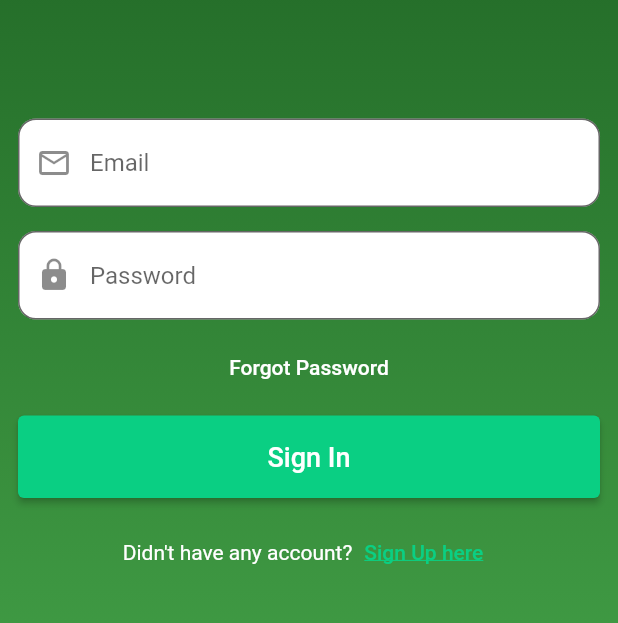
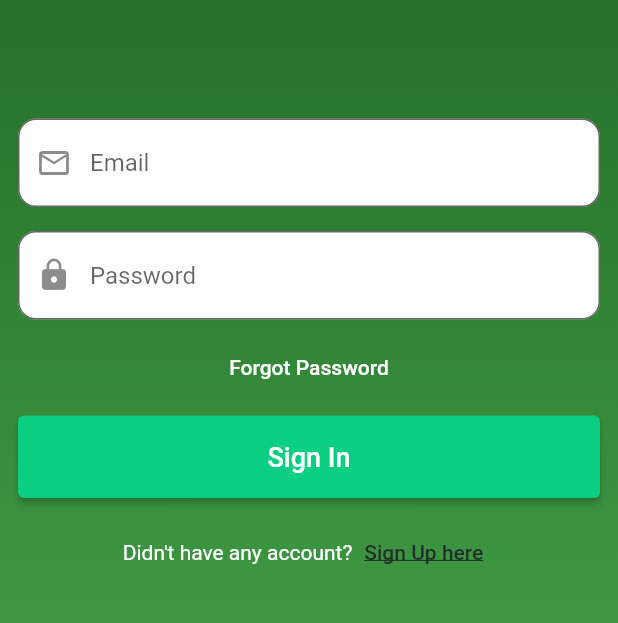
Before and after one commit to VladKodletov/ecom_705_original_gifts, a Flutter app: the screen it shows after launch, on a phone screen of 412 x 824 dp, the part 267-890 px from its top. Run offline on Flutter 3.47's test engine with Material 2 defaults, Android fonts, the phone set to English and light mode, and no system bars; our stand-ins replace firebase_auth, firebase_core, flutter_rating_stars, tab_indicator_styler; accounts and stored records are empty.

Commit message:
add SignUp

```diff
--- a/lib/screens/authent_screen.dart
+++ b/lib/screens/authent_screen.dart
@@ -3,22 +3,20 @@ import 'package:flutter/material.dart';
 
 import '../main.dart';
 import 'main_screen.dart';
+import 'reg_authent_screen.dart';
 
 class ScreenAuth extends StatefulWidget {
-  const ScreenAuth({Key? key}) : super(key: key);
+  const ScreenAuth({super.key});
 
   @override
   State<ScreenAuth> createState() => _ScreenAuthState();
 }
 
-
-
-
 class _ScreenAuthState extends State<ScreenAuth> {
   @override
   Widget build(BuildContext context) {
     return Scaffold(
-      backgroundColor: Colors.teal[600],
+      // backgroundColor: Colors.teal[600],
       // appBar: AppBar(
       //   flexibleSpace: Container(
       //     decoration: const BoxDecoration(
@@ -110,15 +108,15 @@ class HeaderPage extends StatelessWidget {
 }
 
 class AuthInputForm extends StatefulWidget {
-  const AuthInputForm({Key? key}) : super(key: key);
+  const AuthInputForm({super.key});
 
   @override
   State<AuthInputForm> createState() => _AuthInputFormState();
 }
 
 class _AuthInputFormState extends State<AuthInputForm> {
-  var passwordController = TextEditingController();
-  var emailController = TextEditingController();
+  final passwordController = TextEditingController();
+  final emailController = TextEditingController();
 
   @override
   void dispose() {
@@ -227,7 +225,7 @@ class _AuthInputFormState extends State<AuthInputForm> {
                 'Sign Up here',
                 style: TextStyle(
                   decoration: TextDecoration.underline,
-                  color: Color(0xFF0ACF83),
+                  color: Color.fromARGB(255, 34, 46, 41),
                 ),
               ),
             ),
@@ -251,10 +249,9 @@ class _AuthInputFormState extends State<AuthInputForm> {
         password: passwordController.text.trim(),
       );
     } on FirebaseAuthException catch (e) {
-      print(e);
 
+      Utils.showSnackBar(e.message);
     }
     navigatorKey.currentState!.popUntil((route) => route.isFirst);
   }
-
 }
--- a/pubspec.yaml
+++ b/pubspec.yaml
@@ -39,6 +39,7 @@ dependencies:
   firebase_core: ^1.24.0
   firebase_auth: ^3.11.2
   cloud_firestore: ^3.5.1
+  email_validator: '^2.1.16'
 
 dev_dependencies:
   flutter_test:
```
Also changed, not shown: lib/main.dart (+30 -145 lines), lib/screens/reg_authent_screen.dart (+43 -27 lines), lib/widgets/auth_page.dart (added, +22 -0 lines), pubspec.lock.
